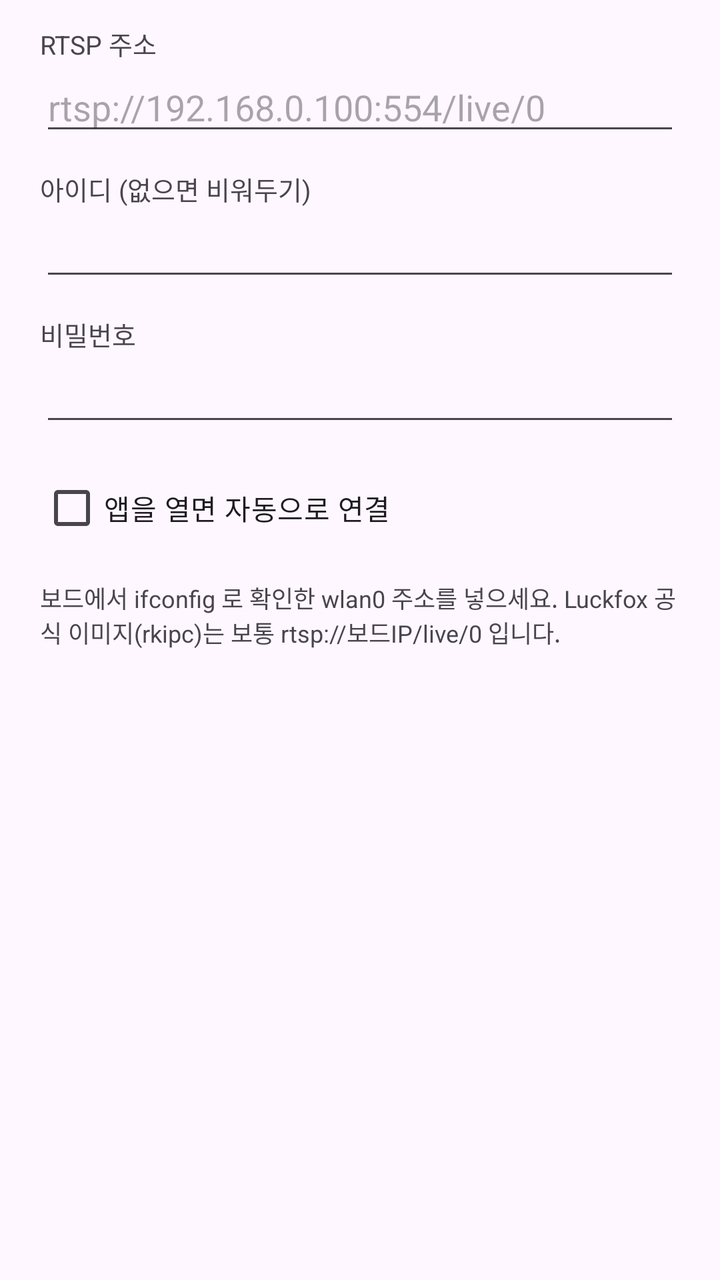
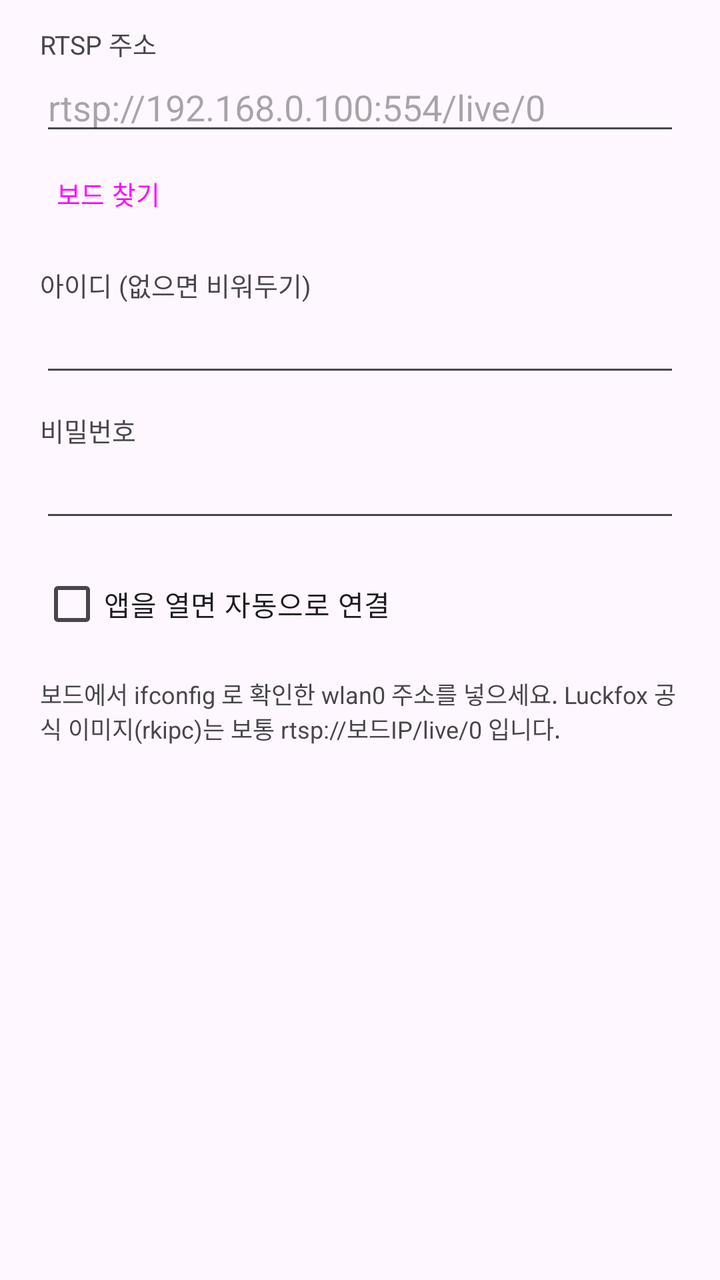

An Android layout rendered at two revisions. The XML below is the earlier revision; the diff shows what the commit changed to produce the second picture.
<!-- AndroidManifest.xml: application theme Theme.CamView -->
<!-- res/layout/dialog_settings.xml -->
<?xml version="1.0" encoding="utf-8"?>
<ScrollView xmlns:android="http://schemas.android.com/apk/res/android"
    android:layout_width="match_parent"
    android:layout_height="wrap_content">

    <LinearLayout
        android:layout_width="match_parent"
        android:layout_height="wrap_content"
        android:orientation="vertical"
        android:paddingHorizontal="20dp"
        android:paddingVertical="12dp">

        <TextView
            android:layout_width="match_parent"
            android:layout_height="wrap_content"
            android:text="@string/settings_url_label"
            android:textSize="13sp" />

        <EditText
            android:id="@+id/editUrl"
            android:layout_width="match_parent"
            android:layout_height="wrap_content"
            android:hint="@string/settings_url_hint"
            android:importantForAutofill="no"
            android:inputType="textUri"
            android:singleLine="true" />

        <TextView
            android:layout_width="match_parent"
            android:layout_height="wrap_content"
            android:layout_marginTop="12dp"
            android:text="@string/settings_user_label"
            android:textSize="13sp" />

        <EditText
            android:id="@+id/editUser"
            android:layout_width="match_parent"
            android:layout_height="wrap_content"
            android:importantForAutofill="no"
            android:inputType="text"
            android:singleLine="true" />

        <TextView
            android:layout_width="match_parent"
            android:layout_height="wrap_content"
            android:layout_marginTop="12dp"
            android:text="@string/settings_password_label"
            android:textSize="13sp" />

        <EditText
            android:id="@+id/editPassword"
            android:layout_width="match_parent"
            android:layout_height="wrap_content"
            android:importantForAutofill="no"
            android:inputType="textPassword"
            android:singleLine="true" />

        <CheckBox
            android:id="@+id/checkAutoConnect"
            android:layout_width="wrap_content"
            android:layout_height="wrap_content"
            android:layout_marginTop="12dp"
            android:text="@string/settings_auto_connect" />

        <TextView
            android:layout_width="match_parent"
            android:layout_height="wrap_content"
            android:layout_marginTop="12dp"
            android:text="@string/settings_hint"
            android:textSize="12sp" />
    </LinearLayout>
</ScrollView>
<!-- resources referenced by this layout -->
<resources>
  <string name="settings_auto_connect">앱을 열면 자동으로 연결</string>
  <string name="settings_hint">보드에서 ifconfig 로 확인한 wlan0 주소를 넣으세요. Luckfox 공식 이미지(rkipc)는 보통 rtsp://보드IP/live/0 입니다.</string>
  <string name="settings_password_label">비밀번호</string>
  <string name="settings_url_hint">rtsp://192.168.0.100:554/live/0</string>
  <string name="settings_url_label">RTSP 주소</string>
  <string name="settings_user_label">아이디 (없으면 비워두기)</string>
  <style name="Theme.CamView" parent="Theme.Material3.DayNight.NoActionBar">
          <item name="android:statusBarColor" tools:targetApi="l">@color/surface_dark</item>
      </style>
  <color name="surface_dark">#FF16181C</color>
</resources>

<!-- the commit's change to res/layout/dialog_settings.xml (unified diff, before → after) -->
@@ -24,6 +24,30 @@
             android:importantForAutofill="no"
             android:inputType="textUri"
             android:singleLine="true" />
+
+        <LinearLayout
+            android:layout_width="match_parent"
+            android:layout_height="wrap_content"
+            android:gravity="center_vertical"
+            android:orientation="horizontal">
+
+            <Button
+                android:id="@+id/btnFind"
+                style="?attr/borderlessButtonStyle"
+                android:layout_width="wrap_content"
+                android:layout_height="wrap_content"
+                android:minWidth="0dp"
+                android:paddingHorizontal="8dp"
+                android:text="@string/settings_find_board"
+                android:textSize="13sp" />
+
+            <TextView
+                android:id="@+id/textFindStatus"
+                android:layout_width="0dp"
+                android:layout_height="wrap_content"
+                android:layout_weight="1"
+                android:textSize="12sp" />
+        </LinearLayout>
 
         <TextView
             android:layout_width="match_parent"
<!-- resource entries referenced after the edit -->
@@ -1,6 +1,7 @@
 <!-- resources referenced by this layout -->
 <resources>
   <string name="settings_auto_connect">앱을 열면 자동으로 연결</string>
+  <string name="settings_find_board">보드 찾기</string>
   <string name="settings_hint">보드에서 ifconfig 로 확인한 wlan0 주소를 넣으세요. Luckfox 공식 이미지(rkipc)는 보통 rtsp://보드IP/live/0 입니다.</string>
   <string name="settings_password_label">비밀번호</string>
   <string name="settings_url_hint">rtsp://192.168.0.100:554/live/0</string>
